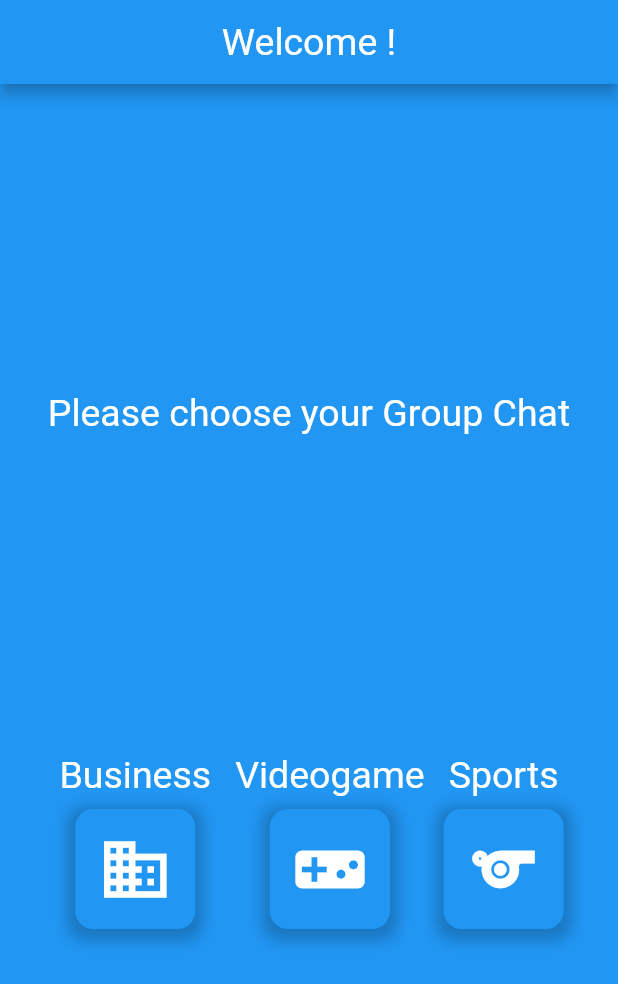
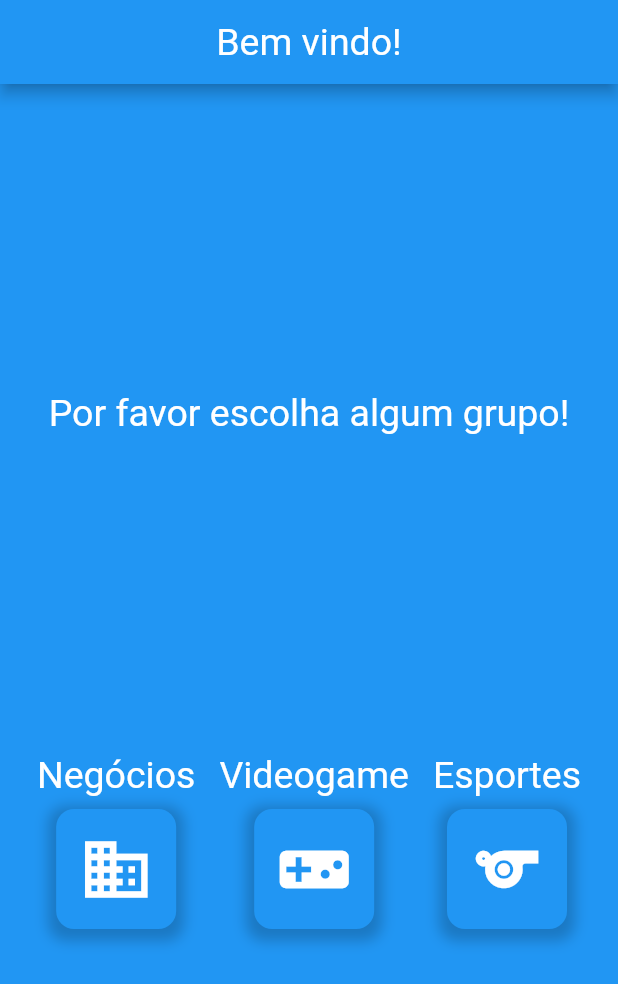
Before and after one commit to ThallesVicenzo/chat_challenge, a Flutter app: the screen it shows after launch, on a phone screen of 412 x 824 dp. Shown: the top 984 px of the screen. Run offline on Flutter 3.47's test engine with Material 2 defaults, Android fonts, the phone set to English and light mode, and no system bars; our stand-ins replace cloud_firestore, firebase_core, shared_preferences; accounts and stored records are empty.

Commit message:
style: change text language

```diff
--- a/lib/screens/home_screen/home_screen.dart
+++ b/lib/screens/home_screen/home_screen.dart
@@ -23,7 +23,7 @@ class _HomeScreenState extends State<HomeScreen> {
         appBar: AppBar(
           automaticallyImplyLeading: false,
           title: Center(
-            child: Text('Welcome !',
+            child: Text('Bem vindo!',
                 style: Theme.of(context).textTheme.bodyMedium),
           ),
         ),
@@ -31,13 +31,13 @@ class _HomeScreenState extends State<HomeScreen> {
           child: Column(
             mainAxisAlignment: MainAxisAlignment.spaceEvenly,
             children: [
-              Text('Please choose your Group Chat',
+              Text('Por favor escolha algum grupo!',
                   style: Theme.of(context).textTheme.bodyMedium),
               const Row(
                 mainAxisAlignment: MainAxisAlignment.center,
                 children: [
                   SelectGroupButton(
-                    about: 'Business',
+                    about: 'Negócios',
                     icon: Icons.business,
                     routes: NamedRoutes.business,
                   ),
@@ -47,7 +47,7 @@ class _HomeScreenState extends State<HomeScreen> {
                     routes: NamedRoutes.videgame,
                   ),
                   SelectGroupButton(
-                    about: 'Sports',
+                    about: 'Esportes',
                     icon: Icons.sports,
                     routes: NamedRoutes.sports,
                   ),
```
